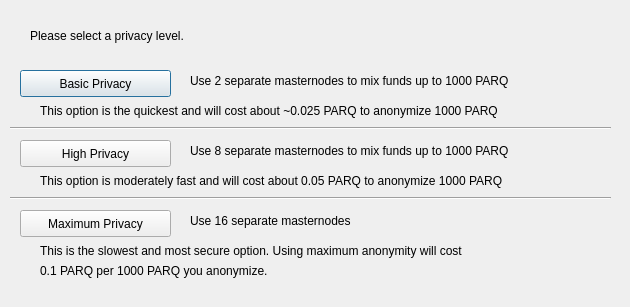
This is src/qt/forms/Darksendconfig.ui in BareCrypto/bare-core as Qt 5 draws it before an edit. The edited form follows.
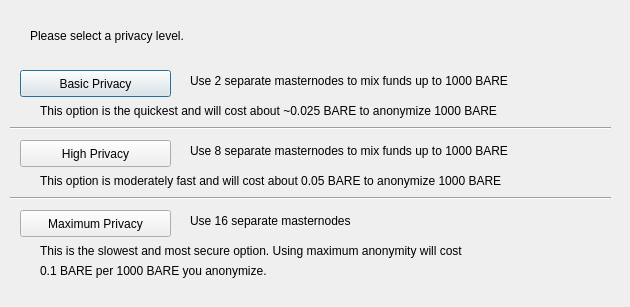
This is the edited form.

Diff of the .ui file:
```diff
--- a/src/qt/forms/Darksendconfig.ui
+++ b/src/qt/forms/Darksendconfig.ui
@@ -75,7 +75,7 @@
     </rect>
    </property>
    <property name="text">
-    <string>Use 2 separate masternodes to mix funds up to 1000 PARQ</string>
+    <string>Use 2 separate masternodes to mix funds up to 1000 BARE</string>
    </property>
   </widget>
   <widget class="QLabel" name="label_3">
@@ -88,7 +88,7 @@
     </rect>
    </property>
    <property name="text">
-    <string>Use 8 separate masternodes to mix funds up to 1000 PARQ</string>
+    <string>Use 8 separate masternodes to mix funds up to 1000 BARE</string>
    </property>
   </widget>
   <widget class="QLabel" name="label_4">
@@ -114,7 +114,7 @@
     </rect>
    </property>
    <property name="text">
-    <string>This option is the quickest and will cost about ~0.025 PARQ to anonymize 1000 PARQ</string>
+    <string>This option is the quickest and will cost about ~0.025 BARE to anonymize 1000 BARE</string>
    </property>
   </widget>
   <widget class="QLabel" name="label_7">
@@ -127,7 +127,7 @@
     </rect>
    </property>
    <property name="text">
-    <string>This option is moderately fast and will cost about 0.05 PARQ to anonymize 1000 PARQ</string>
+    <string>This option is moderately fast and will cost about 0.05 BARE to anonymize 1000 BARE</string>
    </property>
   </widget>
   <widget class="QLabel" name="label_8">
@@ -153,7 +153,7 @@
     </rect>
    </property>
    <property name="text">
-    <string>0.1 PARQ per 1000 PARQ you anonymize.</string>
+    <string>0.1 BARE per 1000 BARE you anonymize.</string>
    </property>
   </widget>
   <widget class="Line" name="line">
```
